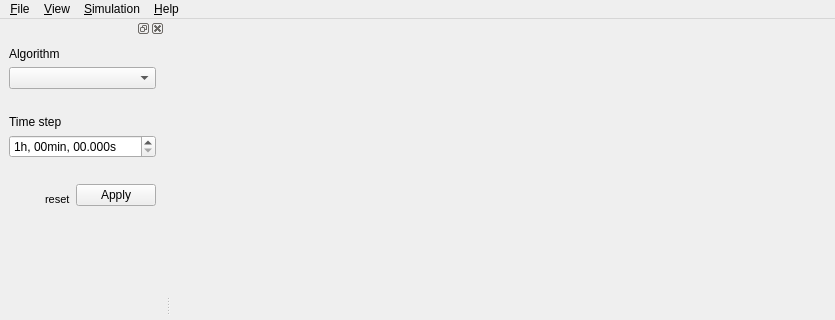
Above: src/gui/mainwindow.ui from mkollaro/nsim before the change; both pictures show x 0 to 835 and y 0 to 320 of the 835 by 612 pixel window. Below: the same form after it.
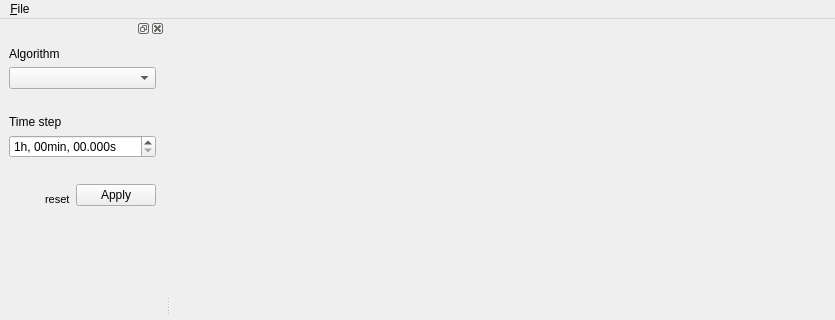
That is the form after the change. Icons and pictures are not drawn.

Commit message: remove unimplemented buttons from UI

What changed in the file:
```diff
--- a/src/gui/mainwindow.ui
+++ b/src/gui/mainwindow.ui
@@ -30,7 +30,7 @@
      <x>0</x>
      <y>0</y>
      <width>835</width>
-     <height>23</height>
+     <height>25</height>
     </rect>
    </property>
    <widget class="QMenu" name="menu_File">
@@ -41,30 +41,7 @@
     <addaction name="separator"/>
     <addaction name="actionQuit"/>
    </widget>
-   <widget class="QMenu" name="menuHelp">
-    <property name="title">
-     <string>&amp;Help</string>
-    </property>
-    <addaction name="actionAbout"/>
-    <addaction name="actionHelp"/>
-   </widget>
-   <widget class="QMenu" name="menuSimulation">
-    <property name="title">
-     <string>&amp;Simulation</string>
-    </property>
-    <addaction name="actionCompute"/>
-   </widget>
-   <widget class="QMenu" name="menuView">
-    <property name="title">
-     <string>&amp;View</string>
-    </property>
-    <addaction name="actionOrbits"/>
-    <addaction name="actionLabels"/>
-   </widget>
    <addaction name="menu_File"/>
-   <addaction name="menuView"/>
-   <addaction name="menuSimulation"/>
-   <addaction name="menuHelp"/>
   </widget>
   <widget class="QStatusBar" name="statusbar"/>
   <widget class="QDockWidget" name="algorithmDock">
```
Left out of the diff: 130 changed lines with no effect on the pictures.
